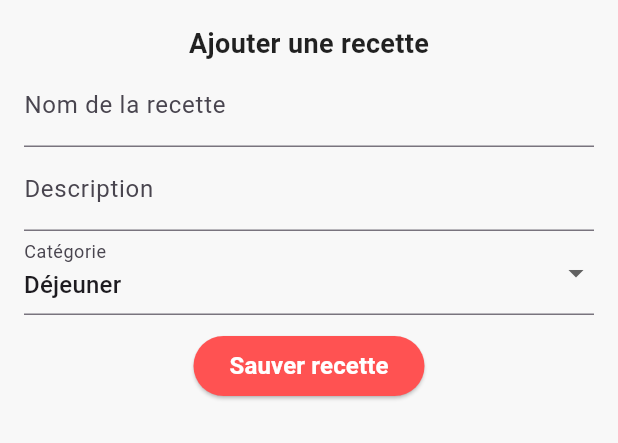
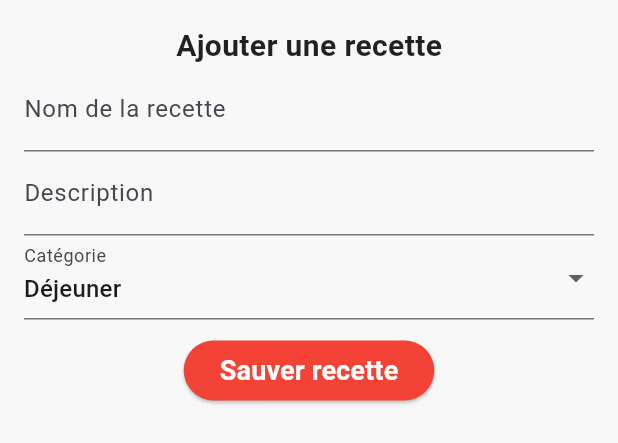
Before and after one commit to didicodePro/Futter-Classe, a Flutter app: the AddRecipeScreen widget shown alone on an empty page, opened directly with empty values, on a phone screen of 412 x 824 dp. Shown: the top 443 px of the screen. Run offline on Flutter 3.47's test engine with Material 3 defaults, Android fonts, the light colour scheme and no system bars; our stand-ins replace device_preview_plus, shared_preferences; accounts and stored records are empty; Roboto replaces fonts that are missing (Geist, Space Grotesk).

Commit message:
Ajout du dark/light theme

```diff
--- /dev/null
+++ b/dev2_ccnbrecettes_dylane/devtools_options.yaml
@@ -0,0 +1,3 @@
+description: This file stores settings for Dart & Flutter DevTools.
+documentation: https://docs.flutter.dev/tools/devtools/extensions#configure-extension-enablement-states
+extensions:
--- a/dev2_ccnbrecettes_dylane/lib/screens/add_recipe_screen.dart
+++ b/dev2_ccnbrecettes_dylane/lib/screens/add_recipe_screen.dart
@@ -1,5 +1,4 @@
 import 'package:flutter/material.dart';
-import '../theme/app_colors.dart';
 import '../theme/app_text_styles.dart';
 
 class AddRecipeScreen extends StatefulWidget {
@@ -60,7 +59,7 @@ class _AddRecipeScreenState extends State<AddRecipeScreen> {
                 Navigator.pop(context);
               }
             },
-            style: ElevatedButton.styleFrom(backgroundColor: AppColors.primary),
+            style: ElevatedButton.styleFrom(backgroundColor: Colors.red),
             child: Text("Sauver recette", style: AppTextStyles.buttonText),
           ),
         ],
--- a/dev2_ccnbrecettes_dylane/lib/theme/app_colors.dart
+++ b/dev2_ccnbrecettes_dylane/lib/theme/app_colors.dart
@@ -1,20 +1,15 @@
 import 'package:flutter/material.dart';
 
 class AppColors {
-  static const Color primary = Colors.redAccent;
-  static const Color secondary = Colors.white;
-  static const Color background = Color(0xFFF8F8F8);
-  static const Color textPrimary = Colors.black87;
-  static const Color textSecondary = Colors.grey;
+  // 🌞 Mode Clair
+  static const Color lightPrimary = Color(0xFF5D5DA8);
+  static const Color lightBackground = Color(0xFFF8F8F8);
+  static const Color lightText = Colors.black87;
+  static const Color lightCard = Colors.white;
+
+  // 🌙 Mode Sombre
+  static const Color darkPrimary = Color(0xFF252542);
+  static const Color darkBackground = Color(0xFF1E1E2E);
+  static const Color darkText = Colors.white;
+  static const Color darkCard = Color(0xFF373764);
 }
-
-// class AppTextStyles {
-//   static const TextStyle textPrimary = TextStyle(
-//     fontSize: 16,
-//     color: Colors.black87,
-//   );
-//   static const TextStyle textSecondary = TextStyle(
-//     fontSize: 16,
-//     color: Colors.grey,
-//   );
-// }
--- a/dev2_ccnbrecettes_dylane/lib/theme/app_text_styles.dart
+++ b/dev2_ccnbrecettes_dylane/lib/theme/app_text_styles.dart
@@ -1,34 +1,38 @@
 import 'package:flutter/material.dart';
-import 'app_colors.dart';
 
 class AppTextStyles {
   static const TextStyle appBarTitle = TextStyle(
-    fontSize: 20,
+    fontSize: 22,
     fontWeight: FontWeight.bold,
-    color: AppColors.secondary,
+    fontFamily: "Geist",
   );
 
   static const TextStyle recipeTitle = TextStyle(
-    fontSize: 18,
+    fontSize: 20,
     fontWeight: FontWeight.bold,
-    color: AppColors.textPrimary,
+    fontFamily: "Space Grotesk",
   );
 
   static const TextStyle recipeSubtitle = TextStyle(
-    fontSize: 14,
-    color: AppColors.textSecondary,
+    fontSize: 16,
+    fontFamily: "Geist",
   );
 
   static const TextStyle buttonText = TextStyle(
-    fontSize: 16,
+    fontSize: 18,
     fontWeight: FontWeight.bold,
+    fontFamily: "Geist",
     color: Colors.white,
+  );
+
+  static const TextStyle categoryText = TextStyle(
+    fontSize: 14,
+    fontWeight: FontWeight.w600,
+    fontFamily: "Space Grotesk",
   );
 
   static const TextStyle standardText = TextStyle(
     fontSize: 16,
-    color: AppColors.textSecondary,
+    fontFamily: "Geist",
   );
-
-  static var recipeCategory;
 }
--- /dev/null
+++ b/dev2_ccnbrecettes_dylane/lib/theme/theme_provider.dart
@@ -0,0 +1,61 @@
+import 'package:flutter/material.dart';
+import 'package:shared_preferences/shared_preferences.dart';
+import 'app_colors.dart';
+
+class ThemeProvider with ChangeNotifier {
+  late ThemeData _themeData;
+  late bool _isDarkMode;
+
+  ThemeProvider({bool isDarkMode = false}) {
+    _isDarkMode = isDarkMode;
+    _themeData = _isDarkMode ? _darkTheme : _lightTheme;
+  }
+
+  ThemeData get themeData => _themeData;
+  bool get isDarkMode => _isDarkMode;
+
+  static final ThemeData _lightTheme = ThemeData(
+    brightness: Brightness.light,
+    primaryColor: AppColors.lightPrimary,
+    scaffoldBackgroundColor: AppColors.lightBackground,
+    cardColor: AppColors.lightCard,
+    textTheme: const TextTheme(
+      bodyMedium: TextStyle(color: AppColors.lightText),
+    ),
+    appBarTheme: const AppBarTheme(
+      backgroundColor: AppColors.lightPrimary,
+      foregroundColor: Colors.white,
+    ),
+  );
+
+  static final ThemeData _darkTheme = ThemeData(
+    brightness: Brightness.dark,
+    primaryColor: AppColors.darkPrimary,
+    scaffoldBackgroundColor: AppColors.darkBackground,
+    cardColor: AppColors.darkCard,
+    textTheme: const TextTheme(
+      bodyMedium: TextStyle(color: AppColors.darkText),
+    ),
+    appBarTheme: const AppBarTheme(
+      backgroundColor: AppColors.darkPrimary,
+      foregroundColor: Colors.white,
+    ),
+  );
+
+  void toggleTheme() async {
+    _isDarkMode = !_isDarkMode;
+    _themeData = _isDarkMode ? _darkTheme : _lightTheme;
+    notifyListeners();
+
+    // Sauvegarde du choix de l'utilisateur
+    final prefs = await SharedPreferences.getInstance();
+    prefs.setBool('isDarkMode', _isDarkMode);
+  }
+
+  Future<void> loadTheme() async {
+    final prefs = await SharedPreferences.getInstance();
+    _isDarkMode = prefs.getBool('isDarkMode') ?? false;
+    _themeData = _isDarkMode ? _darkTheme : _lightTheme;
+    notifyListeners();
+  }
+}
--- a/dev2_ccnbrecettes_dylane/pubspec.yaml
+++ b/dev2_ccnbrecettes_dylane/pubspec.yaml
@@ -10,6 +10,7 @@ dependencies:
   flutter:
     sdk: flutter
   device_preview_plus: ^2.2.3
+  provider: ^6.1.2
 
 dev_dependencies:
   flutter_test:
```
Also changed, not shown: dev2_ccnbrecettes_dylane/lib/main.dart (+18 -17 lines), dev2_ccnbrecettes_dylane/lib/screens/recipe_screen.dart (+20 -19 lines), dev2_ccnbrecettes_dylane/lib/screens/settings_screen.dart (added, +27 -0 lines), dev2_ccnbrecettes_dylane/lib/theme/app_borders.dart (added, +7 -0 lines), dev2_ccnbrecettes_dylane/lib/widgets/recipe_card.dart (+20 -18 lines), dev2_ccnbrecettes_dylane/pubspec.lock.
